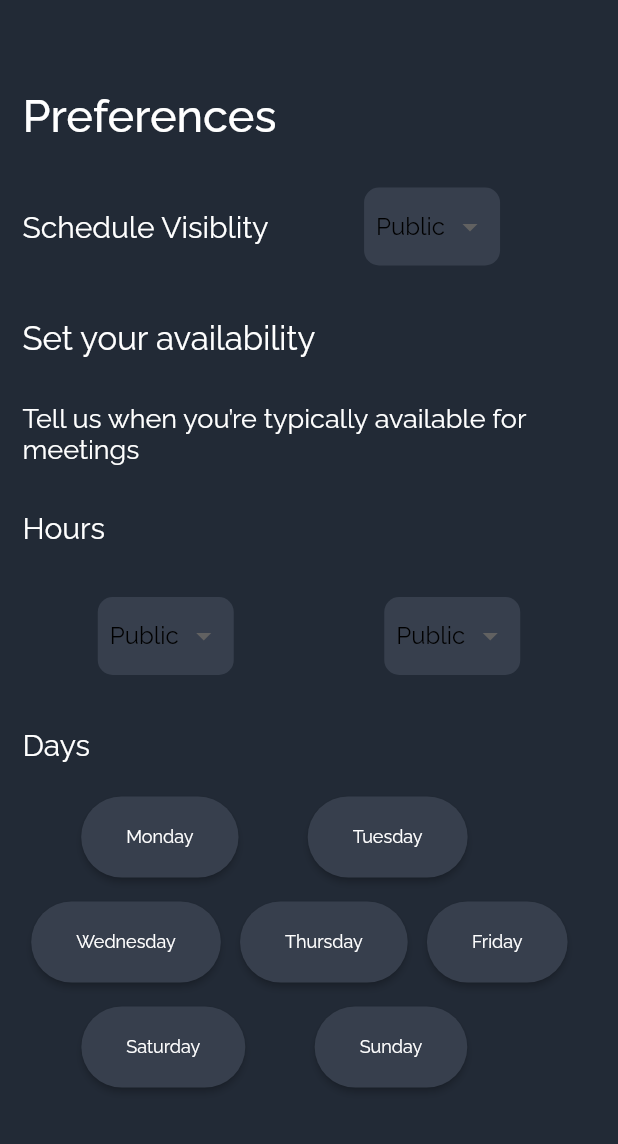
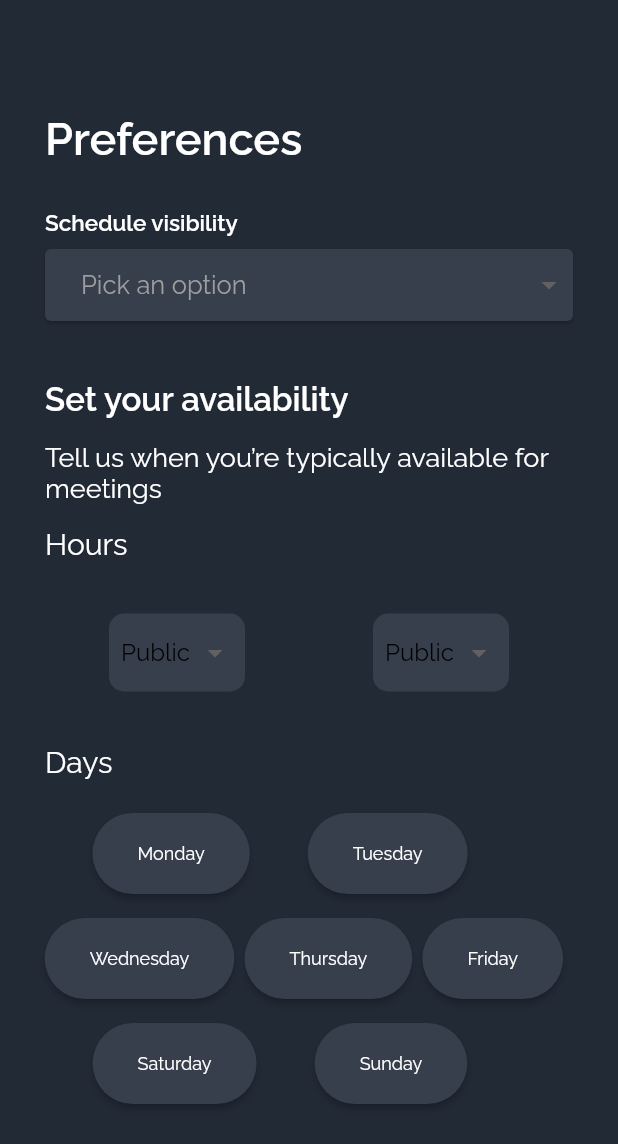
Before and after one commit to Sumithra-Sudhakar/amrita_scheduler_app, a Flutter app: the PreferencesOnboardingScreen screen opened directly, on a phone screen of 412 x 824 dp. Shown: the top 1144 px of the screen. Run offline on Flutter 3.47's test engine with Material 2 defaults, Android fonts, the phone set to English and light mode, and no system bars; our stand-ins replace google_fonts.

Commit message:
added dropdown_widget.dart

```diff
--- a/lib/screens/preferences_onboarding.dart
+++ b/lib/screens/preferences_onboarding.dart
@@ -3,6 +3,7 @@ import 'package:google_fonts/google_fonts.dart';
 import 'package:scheduler_app/screens/eventscreen.dart';
 import 'package:scheduler_app/utils/colors.dart' as colors;
 import 'package:scheduler_app/widgets/custom_sliver_widget.dart';
+import 'package:scheduler_app/widgets/dropdown_widget.dart';
 
 
 
@@ -23,6 +24,7 @@ class _PreferencesOnboardingScreenState extends State<PreferencesOnboardingScree
     return Scaffold(
       backgroundColor: colors.scaffoldColor,
       body: CustomSliverView(
+        padding: EdgeInsets.all(15.0),
         columnList: [
           Align(
             alignment: Alignment.topLeft,
@@ -33,63 +35,13 @@ class _PreferencesOnboardingScreenState extends State<PreferencesOnboardingScree
                 style: GoogleFonts.raleway(
                     color: colors.primaryTextColor,
                     fontSize: 30,
-                    fontWeight: FontWeight.w500),
+                    fontWeight: FontWeight.w600),
               ),
             ),
           ),
           Padding(
             padding: const EdgeInsets.symmetric(vertical: 20, horizontal: 15),
-            child: Row(
-              children: [
-                Text(
-                  "Schedule Visiblity",
-                  style: GoogleFonts.raleway(
-                      color: colors.primaryTextColor,
-                      fontSize: 20,
-                      fontWeight: FontWeight.w400),
-                ),
-                Spacer(),
-                DecoratedBox(
-                  decoration: BoxDecoration(
-                    color: colors.secondaryButtonColor,
-                    borderRadius: BorderRadius.circular(10),
-                  ),
-                  child: Padding(
-                    padding: const EdgeInsets.symmetric(
-                        vertical: 2.0, horizontal: 8.0),
-                    child: DropdownButton(
-                      underline: Container(),
-                      value: selectval,
-                      items: [
-                        DropdownMenuItem(
-                            child: Text(
-                              "Public",
-                              style: GoogleFonts.raleway(
-                                color: colors.buttonTextColor,
-                              ),
-                            ),
-                            value: "Public"),
-                        DropdownMenuItem(
-                          child: Text(
-                            "Private",
-                            style: GoogleFonts.raleway(
-                              color: colors.buttonTextColor,
-                            ),
-                          ),
-                          value: "Private",
-                        )
-                      ],
-                      onChanged: (value) {
-                        setState(() {
-                          selectval = value.toString();
-                        });
-                      },
-                    ),
-                  ),
-                ),
-                Spacer()
-              ],
-            ),
+            child: DropDownFormField(list: ['PUBLIC','PRIVATE'], title: 'Schedule visibility', hint: 'Pick an option'),
           ),
           Align(
             alignment: Alignment.topLeft,
@@ -100,13 +52,13 @@ class _PreferencesOnboardingScreenState extends State<PreferencesOnboardingScree
                 style: GoogleFonts.raleway(
                     color: colors.primaryTextColor,
                     fontSize: 22,
-                    fontWeight: FontWeight.w400),
+                    fontWeight: FontWeight.w600),
                 textAlign: TextAlign.left,
               ),
             ),
           ),
           Padding(
-            padding: const EdgeInsets.all(15.0),
+            padding: const EdgeInsets.symmetric(vertical: 0.0, horizontal: 15.0),
             child: Text(
               "Tell us when you’re typically available for meetings",
               style: GoogleFonts.raleway(
--- a/lib/utils/colors.dart
+++ b/lib/utils/colors.dart
@@ -5,3 +5,4 @@ var primaryTextColor = const Color(0xffFFFFFF);
 var secondaryButtonColor = const Color(0xff373F4D);
 var primaryButtonColor = const Color(0xffFFFFFF);
 var buttonTextColor = const Color(0xff000000);
+var textBoxColor = const Color(0xff373F4D);
--- a/lib/widgets/custom_sliver_widget.dart
+++ b/lib/widgets/custom_sliver_widget.dart
@@ -1,9 +1,10 @@
 import 'package:flutter/material.dart';
 
 class CustomSliverView extends StatelessWidget {
-  const CustomSliverView({Key? key, required this.columnList})
+  CustomSliverView({Key? key, required this.columnList, this.padding})
       : super(key: key);
   final List<Widget> columnList;
+  EdgeInsetsGeometry? padding;
 
   @override
   Widget build(BuildContext context) {
@@ -11,8 +12,11 @@ class CustomSliverView extends StatelessWidget {
       slivers: [
         SliverFillRemaining(
           hasScrollBody: false,
-          child: Column(
-            children: columnList,
+          child: Padding(
+            padding: padding ?? EdgeInsets.zero,
+            child: Column(
+              children: columnList,
+            ),
           ),
         ),
       ],
--- /dev/null
+++ b/lib/widgets/dropdown_widget.dart
@@ -0,0 +1,99 @@
+import 'package:flutter/material.dart';
+import 'package:google_fonts/google_fonts.dart';
+import 'package:scheduler_app/utils/colors.dart' as colors;
+
+class DropDownFormField extends FormField<dynamic> {
+  DropDownFormField(
+      {Key? key,
+      FormFieldSetter<dynamic>? onSaved,
+      FormFieldValidator<dynamic>? validator,
+      required list,
+      required title,
+      required hint,
+      String? defaultValue,
+      errorField,
+      AutovalidateMode autoValidateMode = AutovalidateMode.onUserInteraction})
+      : super(
+            key: key,
+            onSaved: onSaved,
+            validator: validator ??
+                (data) {
+                  if (data == null) {
+                    return errorField ?? "Please select a value";
+                  }
+                  return null;
+                },
+            initialValue: defaultValue,
+            autovalidateMode: autoValidateMode,
+            builder: (FormFieldState<dynamic> state) {
+              return Column(
+                crossAxisAlignment: CrossAxisAlignment.start,
+                mainAxisAlignment: MainAxisAlignment.center,
+                children: [
+                  Padding(
+                    padding: const EdgeInsets.only(bottom: 8),
+                    child: Text(title,
+                        style: GoogleFonts.raleway(
+                          fontWeight: FontWeight.w600,
+                            fontSize: 15, color: colors.primaryTextColor)),
+                  ),
+                  Card(
+                    color: colors.textBoxColor,
+                    elevation: 1,
+                    margin: const EdgeInsets.only(bottom: 4),
+                    child: DropdownButtonHideUnderline(
+                      child: ButtonTheme(
+                        alignedDropdown: true,
+                        child: DropdownButton<dynamic>(
+                          dropdownColor: colors.textBoxColor,
+                          value: state.value,
+                          isExpanded: true,
+                          items: list.map<DropdownMenuItem>((value) {
+                            return DropdownMenuItem(
+                              value: value,
+                              child: Text(
+                                value,
+                                overflow: TextOverflow.ellipsis,
+                                style: GoogleFonts.raleway(fontWeight: FontWeight.w600),
+                              ),
+                            );
+                          }).toList(),
+                          onChanged: (newValue) {
+                            state.didChange(newValue);
+                          },
+                          hint: Container(
+                            color: colors.textBoxColor,
+                            padding: const EdgeInsets.all(8),
+                            child: Text(
+                              hint,
+                              overflow: TextOverflow.ellipsis,
+                              style: GoogleFonts.raleway(
+                                  fontSize: 17,
+                                  color: state.hasError
+                                      ? Colors.red
+                                      : Colors.grey),
+                              textAlign: TextAlign.end,
+                            ),
+                          ),
+                          style: GoogleFonts.raleway(
+                              fontSize: 17,
+                              color: colors.primaryTextColor,
+                              decorationColor: Colors.red),
+                        ),
+                      ),
+                    ),
+                  ),
+                  state.hasError
+                      ? Container(
+                          padding: const EdgeInsets.all(10),
+                          child: Text(
+                            state.errorText ?? "error",
+                            style: GoogleFonts.raleway(
+                                color: Colors.red, fontSize: 10),
+                          ),
+                        )
+                      : Container()
+                ],
+              );
+            });
+}
```
